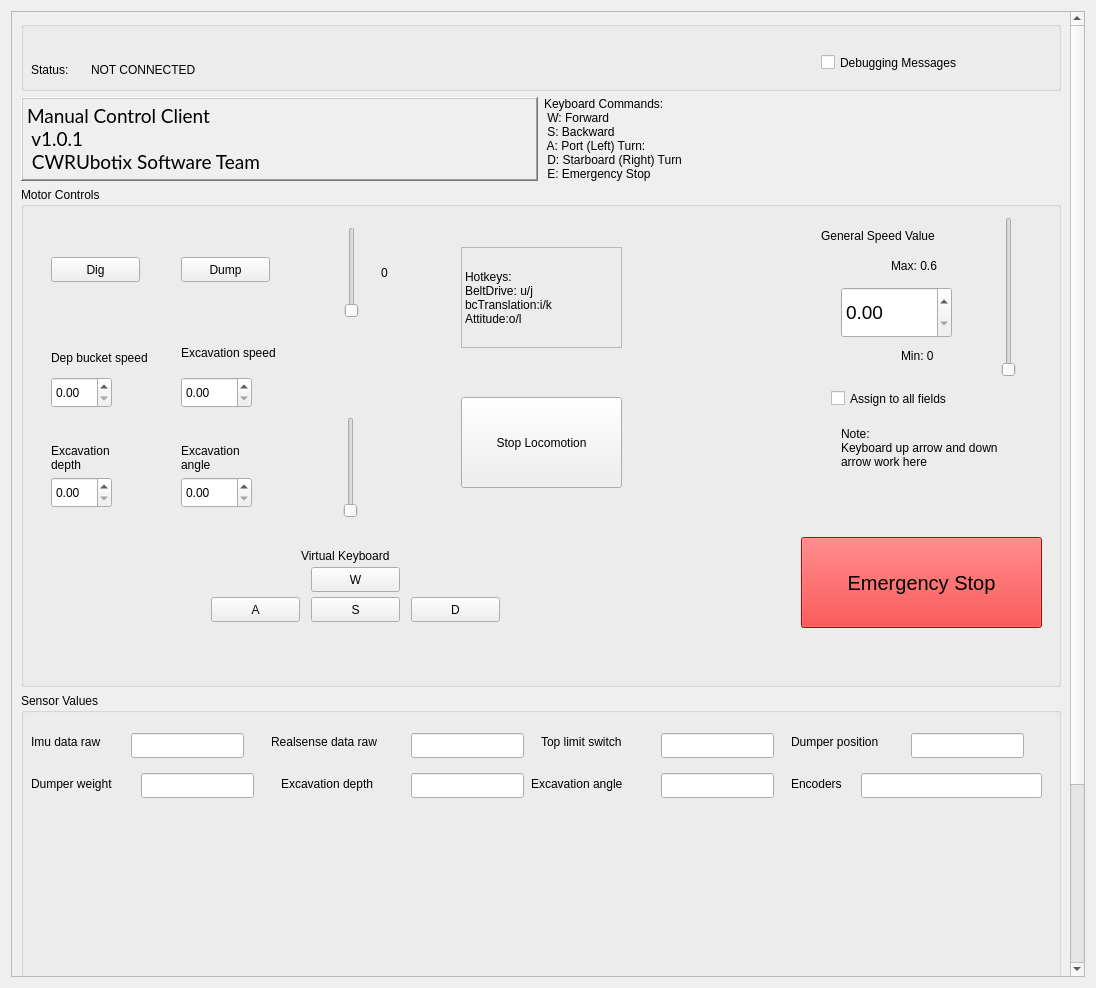
This is client/resource/MyPlugin.ui in CWRUbotix/NASA-RMC-2020 as Qt 5 draws it before an edit. The edited form follows.
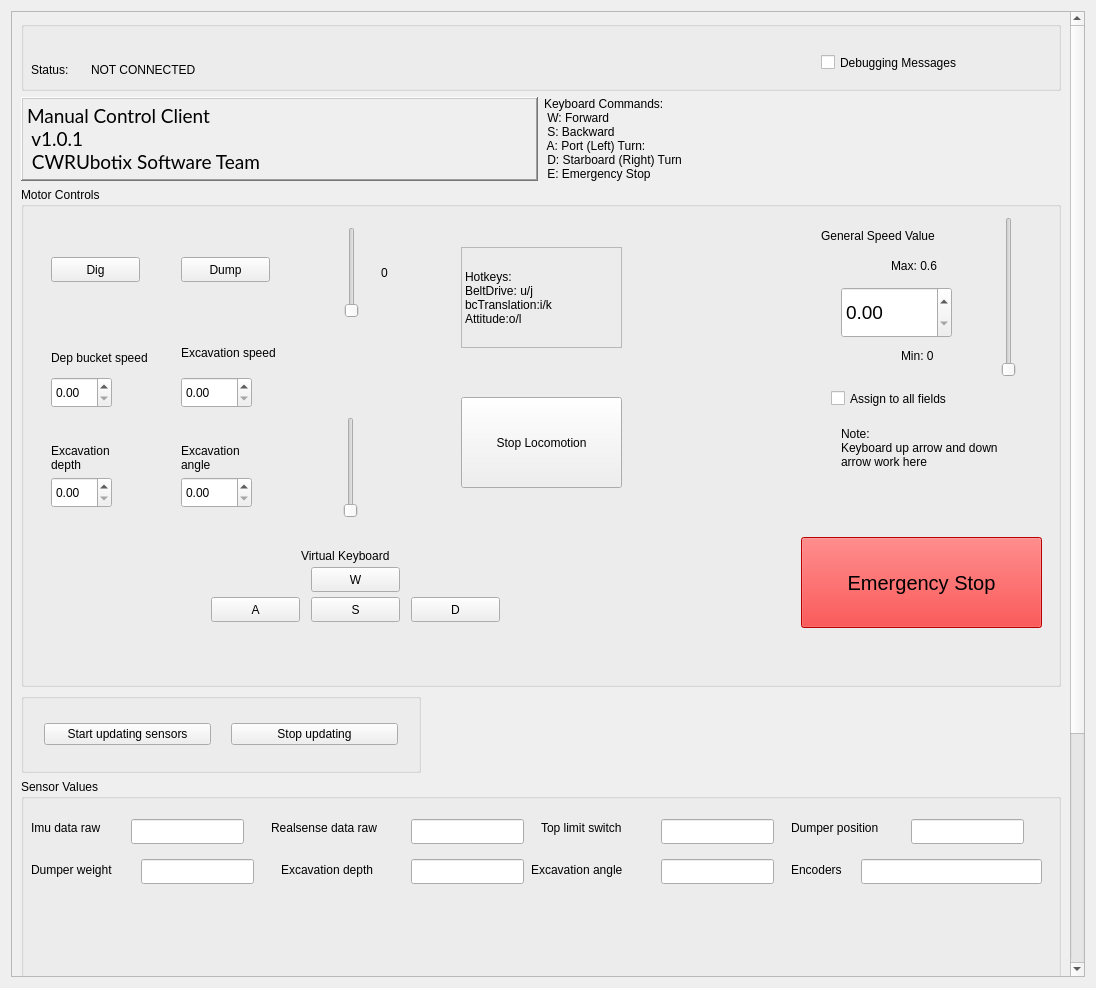
This is the edited form.

Commit message: added buttons to start/stop publishing sensor values

Patch:
```diff
--- a/client/resource/MyPlugin.ui
+++ b/client/resource/MyPlugin.ui
@@ -39,7 +39,7 @@
         <x>0</x>
         <y>0</y>
         <width>1062</width>
-        <height>1210</height>
+        <height>1307</height>
        </rect>
       </property>
       <layout class="QVBoxLayout" name="verticalLayout">
@@ -736,6 +736,474 @@
          </widget>
         </widget>
        </item>
+       <item>
+        <widget class="QGroupBox" name="groupBox">
+         <property name="minimumSize">
+          <size>
+           <width>0</width>
+           <height>80</height>
+          </size>
+         </property>
+         <property name="maximumSize">
+          <size>
+           <width>400</width>
+           <height>500</height>
+          </size>
+         </property>
+         <property name="palette">
+          <palette>
+           <active>
+            <colorrole role="WindowText">
+             <brush brushstyle="SolidPattern">
+              <color alpha="255">
+               <red>0</red>
+               <green>0</green>
+               <blue>0</blue>
+              </color>
+             </brush>
+            </colorrole>
+            <colorrole role="Button">
+             <brush brushstyle="SolidPattern">
+              <color alpha="255">
+               <red>255</red>
+               <green>255</green>
+               <blue>255</blue>
+              </color>
+             </brush>
+            </colorrole>
+            <colorrole role="Light">
+             <brush brushstyle="SolidPattern">
+              <color alpha="255">
+               <red>255</red>
+               <green>255</green>
+               <blue>255</blue>
+              </color>
+             </brush>
+            </colorrole>
+            <colorrole role="Midlight">
+             <brush brushstyle="SolidPattern">
+              <color alpha="255">
+               <red>255</red>
+               <green>255</green>
+               <blue>255</blue>
+              </color>
+             </brush>
+            </colorrole>
+            <colorrole role="Dark">
+             <brush brushstyle="SolidPattern">
+              <color alpha="255">
+               <red>127</red>
+               <green>127</green>
+               <blue>127</blue>
+              </color>
+             </brush>
+            </colorrole>
+            <colorrole role="Mid">
+             <brush brushstyle="SolidPattern">
+              <color alpha="255">
+               <red>170</red>
+               <green>170</green>
+               <blue>170</blue>
+              </color>
+             </brush>
+            </colorrole>
+            <colorrole role="Text">
+             <brush brushstyle="SolidPattern">
+              <color alpha="255">
+               <red>0</red>
+               <green>0</green>
+               <blue>0</blue>
+              </color>
+             </brush>
+            </colorrole>
+            <colorrole role="BrightText">
+             <brush brushstyle="SolidPattern">
+              <color alpha="255">
+               <red>255</red>
+               <green>255</green>
+               <blue>255</blue>
+              </color>
+             </brush>
+            </colorrole>
+            <colorrole role="ButtonText">
+             <brush brushstyle="SolidPattern">
+              <color alpha="255">
+               <red>0</red>
+               <green>0</green>
+               <blue>0</blue>
+              </color>
+             </brush>
+            </colorrole>
+            <colorrole role="Base">
+             <brush brushstyle="SolidPattern">
+              <color alpha="255">
+               <red>255</red>
+               <green>255</green>
+               <blue>255</blue>
+              </color>
+             </brush>
+            </colorrole>
+            <colorrole role="Window">
+             <brush brushstyle="SolidPattern">
+              <color alpha="255">
+               <red>255</red>
+               <green>255</green>
+               <blue>255</blue>
+              </color>
+             </brush>
+            </colorrole>
+            <colorrole role="Shadow">
+             <brush brushstyle="SolidPattern">
+              <color alpha="255">
+               <red>0</red>
+               <green>0</green>
+               <blue>0</blue>
+              </color>
+             </brush>
+            </colorrole>
+            <colorrole role="AlternateBase">
+             <brush brushstyle="SolidPattern">
+              <color alpha="255">
+               <red>255</red>
+               <green>255</green>
+               <blue>255</blue>
+              </color>
+             </brush>
+            </colorrole>
+            <colorrole role="ToolTipBase">
+             <brush brushstyle="SolidPattern">
+              <color alpha="255">
+               <red>255</red>
+               <green>255</green>
+               <blue>220</blue>
+              </color>
+             </brush>
+            </colorrole>
+            <colorrole role="ToolTipText">
+             <brush brushstyle="SolidPattern">
+              <color alpha="255">
+               <red>0</red>
+               <green>0</green>
+               <blue>0</blue>
+              </color>
+             </brush>
+            </colorrole>
+           </active>
+           <inactive>
+            <colorrole role="WindowText">
+             <brush brushstyle="SolidPattern">
+              <color alpha="255">
+               <red>0</red>
+               <green>0</green>
+               <blue>0</blue>
+              </color>
+             </brush>
+            </colorrole>
+            <colorrole role="Button">
+             <brush brushstyle="SolidPattern">
+              <color alpha="255">
+               <red>255</red>
+               <green>255</green>
+               <blue>255</blue>
+              </color>
+             </brush>
+            </colorrole>
+            <colorrole role="Light">
+             <brush brushstyle="SolidPattern">
+              <color alpha="255">
+               <red>255</red>
+               <green>255</green>
+               <blue>255</blue>
+              </color>
+             </brush>
+            </colorrole>
+            <colorrole role="Midlight">
+             <brush brushstyle="SolidPattern">
+              <color alpha="255">
+               <red>255</red>
+               <green>255</green>
+               <blue>255</blue>
+              </color>
+             </brush>
+            </colorrole>
+            <colorrole role="Dark">
+             <brush brushstyle="SolidPattern">
+              <color alpha="255">
+               <red>127</red>
+               <green>127</green>
+               <blue>127</blue>
+              </color>
+             </brush>
+            </colorrole>
+            <colorrole role="Mid">
+             <brush brushstyle="SolidPattern">
+              <color alpha="255">
+               <red>170</red>
+               <green>170</green>
+               <blue>170</blue>
+              </color>
+             </brush>
+            </colorrole>
+            <colorrole role="Text">
+             <brush brushstyle="SolidPattern">
+              <color alpha="255">
+               <red>0</red>
+               <green>0</green>
+               <blue>0</blue>
+              </color>
+             </brush>
+            </colorrole>
+            <colorrole role="BrightText">
+             <brush brushstyle="SolidPattern">
+              <color alpha="255">
+               <red>255</red>
+               <green>255</green>
+               <blue>255</blue>
+              </color>
+             </brush>
+            </colorrole>
+            <colorrole role="ButtonText">
+             <brush brushstyle="SolidPattern">
+              <color alpha="255">
+               <red>0</red>
+               <green>0</green>
+               <blue>0</blue>
+              </color>
+             </brush>
+            </colorrole>
+            <colorrole role="Base">
+             <brush brushstyle="SolidPattern">
+              <color alpha="255">
+               <red>255</red>
+               <green>255</green>
+               <blue>255</blue>
+              </color>
+             </brush>
+            </colorrole>
+            <colorrole role="Window">
+             <brush brushstyle="SolidPattern">
+              <color alpha="255">
+               <red>255</red>
+               <green>255</green>
+               <blue>255</blue>
+              </color>
+             </brush>
+            </colorrole>
+            <colorrole role="Shadow">
+             <brush brushstyle="SolidPattern">
+              <color alpha="255">
+               <red>0</red>
+               <green>0</green>
+               <blue>0</blue>
+              </color>
+             </brush>
+            </colorrole>
+            <colorrole role="AlternateBase">
+             <brush brushstyle="SolidPattern">
+              <color alpha="255">
+               <red>255</red>
+               <green>255</green>
+               <blue>255</blue>
+              </color>
+             </brush>
+            </colorrole>
+            <colorrole role="ToolTipBase">
+             <brush brushstyle="SolidPattern">
+              <color alpha="255">
+               <red>255</red>
+               <green>255</green>
+               <blue>220</blue>
+              </color>
+             </brush>
+            </colorrole>
+            <colorrole role="ToolTipText">
+             <brush brushstyle="SolidPattern">
+              <color alpha="255">
+               <red>0</red>
+               <green>0</green>
+               <blue>0</blue>
+              </color>
+             </brush>
+            </colorrole>
+           </inactive>
+           <disabled>
+            <colorrole role="WindowText">
+             <brush brushstyle="SolidPattern">
+              <color alpha="255">
+               <red>127</red>
+               <green>127</green>
+               <blue>127</blue>
+              </color>
+             </brush>
+            </colorrole>
+            <colorrole role="Button">
+             <brush brushstyle="SolidPattern">
+              <color alpha="255">
+               <red>255</red>
+               <green>255</green>
+               <blue>255</blue>
+              </color>
+             </brush>
+            </colorrole>
+            <colorrole role="Light">
+             <brush brushstyle="SolidPattern">
+              <color alpha="255">
+               <red>255</red>
+               <green>255</green>
+               <blue>255</blue>
+              </color>
+             </brush>
+            </colorrole>
+            <colorrole role="Midlight">
+             <brush brushstyle="SolidPattern">
+              <color alpha="255">
+               <red>255</red>
+               <green>255</green>
+               <blue>255</blue>
+              </color>
+             </brush>
+            </colorrole>
+            <colorrole role="Dark">
+             <brush brushstyle="SolidPattern">
+              <color alpha="255">
+               <red>127</red>
+               <green>127</green>
+               <blue>127</blue>
+              </color>
+             </brush>
+            </colorrole>
+            <colorrole role="Mid">
+             <brush brushstyle="SolidPattern">
+              <color alpha="255">
+               <red>170</red>
+               <green>170</green>
+               <blue>170</blue>
+              </color>
+             </brush>
+            </colorrole>
+            <colorrole role="Text">
+             <brush brushstyle="SolidPattern">
+              <color alpha="255">
+               <red>127</red>
+               <green>127</green>
+               <blue>127</blue>
+              </color>
+             </brush>
+            </colorrole>
+            <colorrole role="BrightText">
+             <brush brushstyle="SolidPattern">
+              <color alpha="255">
+               <red>255</red>
+               <green>255</green>
+               <blue>255</blue>
+              </color>
+             </brush>
+            </colorrole>
+            <colorrole role="ButtonText">
+             <brush brushstyle="SolidPattern">
+              <color alpha="255">
+               <red>127</red>
+               <green>127</green>
+               <blue>127</blue>
+              </color>
+             </brush>
+            </colorrole>
+            <colorrole role="Base">
+             <brush brushstyle="SolidPattern">
+              <color alpha="255">
+               <red>255</red>
+               <green>255</green>
+               <blue>255</blue>
+              </color>
+             </brush>
+            </colorrole>
+            <colorrole role="Window">
+             <brush brushstyle="SolidPattern">
+              <color alpha="255">
+               <red>255</red>
+               <green>255</green>
+               <blue>255</blue>
+              </color>
+             </brush>
+            </colorrole>
+            <colorrole role="Shadow">
+             <brush brushstyle="SolidPattern">
+              <color alpha="255">
+               <red>0</red>
+               <green>0</green>
+               <blue>0</blue>
+              </color>
+             </brush>
+            </colorrole>
+            <colorrole role="AlternateBase">
+             <brush brushstyle="SolidPattern">
+              <color alpha="255">
+               <red>255</red>
+               <green>255</green>
+               <blue>255</blue>
+              </color>
+             </brush>
+            </colorrole>
+            <colorrole role="ToolTipBase">
+             <brush brushstyle="SolidPattern">
+              <color alpha="255">
+               <red>255</red>
+               <green>255</green>
+               <blue>220</blue>
+              </color>
+             </brush>
+            </colorrole>
+            <colorrole role="ToolTipText">
+             <brush brushstyle="SolidPattern">
+              <color alpha="255">
+               <red>0</red>
+               <green>0</green>
+               <blue>0</blue>
+              </color>
+             </brush>
+            </colorrole>
+           </disabled>
+          </palette>
+         </property>
+         <property name="title">
+          <string/>
+         </property>
+         <property name="alignment">
+          <set>Qt::AlignCenter</set>
+         </property>
+         <layout class="QHBoxLayout" name="horizontalLayout_2">
+          <property name="spacing">
+           <number>20</number>
+          </property>
+          <property name="leftMargin">
+           <number>20</number>
+          </property>
+          <property name="topMargin">
+           <number>20</number>
+          </property>
+          <property name="rightMargin">
+           <number>20</number>
+          </property>
+          <property name="bottomMargin">
+           <number>20</number>
+          </property>
+          <item>
+           <widget class="QPushButton" name="start_updating_button">
+            <property name="text">
+             <string>Start updating sensors</string>
+            </property>
+           </widget>
+          </item>
+          <item>
+           <widget class="QPushButton" name="stop_updating_button">
+            <property name="text">
+             <string>Stop updating</string>
+            </property>
+           </widget>
+          </item>
+         </layout>
+        </widget>
+       </item>
        <item>
         <widget class="QGroupBox" name="sensor_values">
          <property name="minimumSize">
```
The commit also changes 1 other file.
